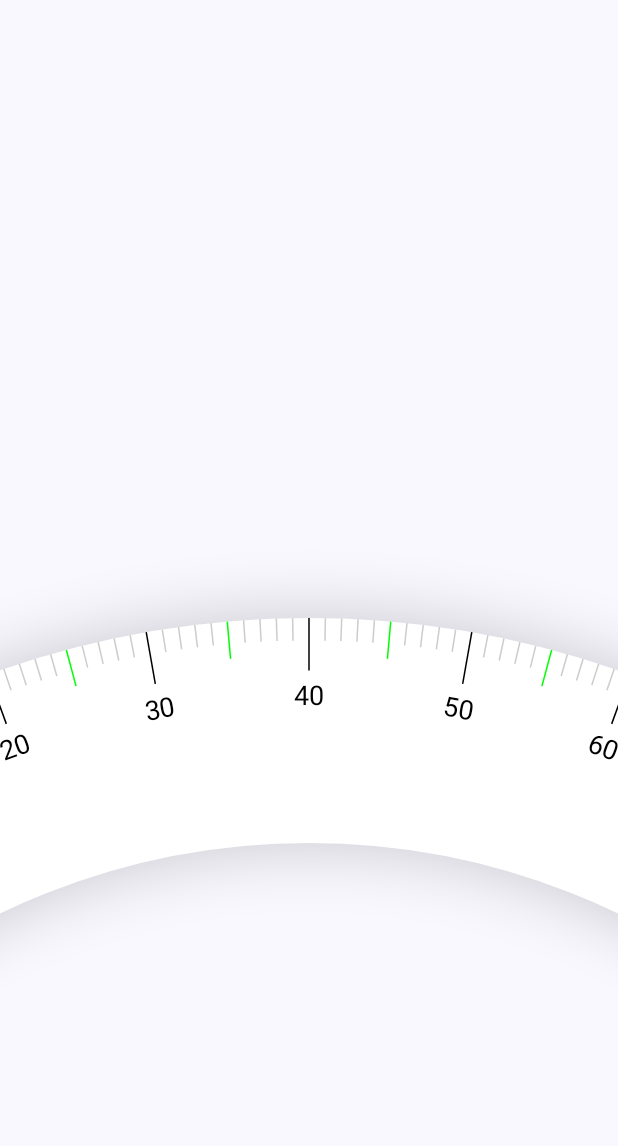
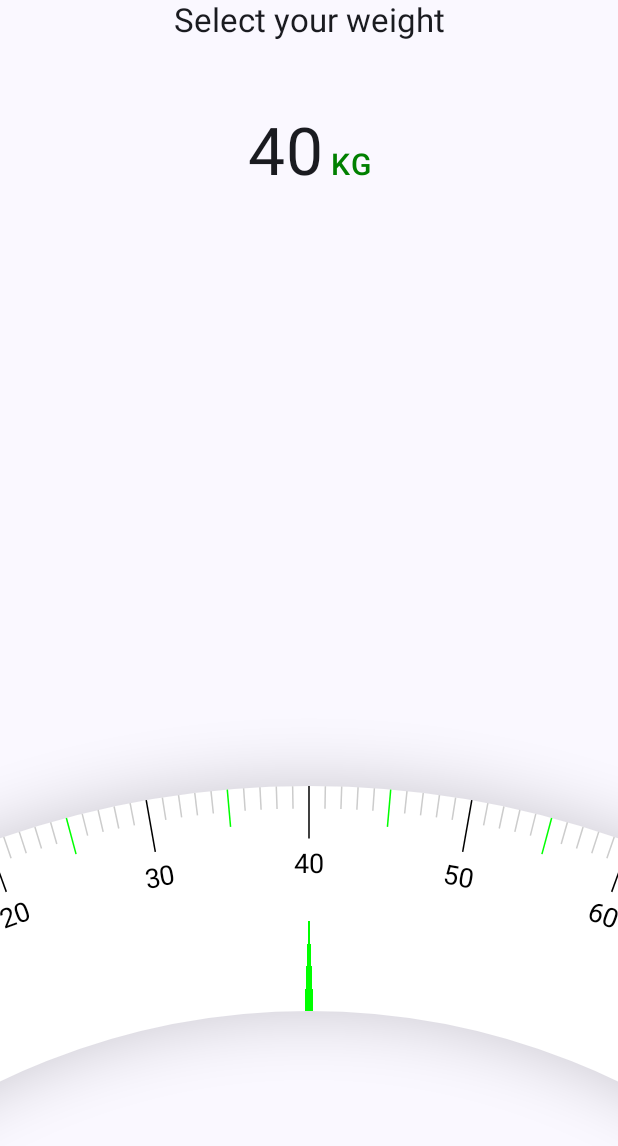
Before and after one commit to devAseemSharma/CanvasComposeMaster, an Android app built with Jetpack Compose: the screen it shows after launch (MainActivity), on a phone screen of 412 x 824 dp. Shown: the top 1146 px of the screen. Run offline under Robolectric (Android 15) with nearby library versions, the phone set to English and light mode, and no system bars.

Commit message:
Added scale canvas

```diff
--- a/app/src/main/java/com/androidace/canvascomposemaster/MainActivity.kt
+++ b/app/src/main/java/com/androidace/canvascomposemaster/MainActivity.kt
@@ -4,20 +4,39 @@ import android.os.Bundle
 import androidx.activity.ComponentActivity
 import androidx.activity.compose.setContent
 import androidx.activity.enableEdgeToEdge
+import androidx.compose.foundation.layout.Arrangement
 import androidx.compose.foundation.layout.Box
+import androidx.compose.foundation.layout.Column
+import androidx.compose.foundation.layout.Spacer
 import androidx.compose.foundation.layout.fillMaxSize
 import androidx.compose.foundation.layout.fillMaxWidth
+import androidx.compose.foundation.layout.height
+import androidx.compose.foundation.layout.heightIn
 import androidx.compose.foundation.layout.padding
+import androidx.compose.material3.MaterialTheme
 import androidx.compose.material3.Scaffold
 import androidx.compose.material3.Text
 import androidx.compose.runtime.Composable
+import androidx.compose.runtime.getValue
+import androidx.compose.runtime.mutableStateOf
+import androidx.compose.runtime.remember
+import androidx.compose.runtime.setValue
 import androidx.compose.ui.Alignment
 import androidx.compose.ui.Modifier
+import androidx.compose.ui.graphics.Color
+import androidx.compose.ui.text.SpanStyle
+import androidx.compose.ui.text.buildAnnotatedString
+import androidx.compose.ui.text.font.FontWeight
+import androidx.compose.ui.text.withStyle
 import androidx.compose.ui.tooling.preview.Preview
 import androidx.compose.ui.unit.dp
+import androidx.compose.ui.unit.sp
+import androidx.core.text.buildSpannedString
 import com.androidace.canvascomposemaster.ui.theme.CanvasComposeMasterTheme
+import com.androidace.canvascomposemaster.ui.theme.DarkGreen
 import com.androidace.canvascomposemaster.weightpicker.Scale
 import com.androidace.canvascomposemaster.weightpicker.ScaleStyle
+import kotlin.math.roundToInt
 
 class MainActivity : ComponentActivity() {
     override fun onCreate(savedInstanceState: Bundle?) {
@@ -25,13 +44,50 @@ class MainActivity : ComponentActivity() {
         enableEdgeToEdge()
         setContent {
             CanvasComposeMasterTheme {
+                val scaleStyle = ScaleStyle(scaleWidth = 150.dp)
+                val initialWeight = 40
+                var selectedWeight by remember { mutableStateOf(initialWeight) }
                 Scaffold(modifier = Modifier.fillMaxSize()) { innerPadding ->
-                    Box(modifier = Modifier.fillMaxSize()) {
+                    Box(
+                        modifier = Modifier
+                            .fillMaxSize()
+                            .padding(innerPadding)
+                    ) {
+                        Column(
+                            horizontalAlignment = Alignment.CenterHorizontally,
+                            verticalArrangement = Arrangement.Center,
+                            modifier = Modifier.align(Alignment.TopCenter)
+                        ) {
+                            val weightSpannedString = buildAnnotatedString {
+                                withStyle(
+                                    style = SpanStyle(
+                                        color = MaterialTheme.colorScheme.onSurface,
+                                        fontSize = 44.sp
+                                    )
+                                ) {
+                                    append("$selectedWeight")
+                                }
+                                withStyle(style = SpanStyle(color = DarkGreen, fontSize = 20.sp, fontWeight = FontWeight.SemiBold)) {
+                                    append(" KG")
+                                }
+                            }
+                            Text("Select your weight", style = MaterialTheme.typography.titleLarge)
+                            Spacer(modifier = Modifier.height(48.dp))
+                            Text(
+                                weightSpannedString
+                            )
+                        }
+
                         Scale(
-                            style = ScaleStyle(scaleWidth = 150.dp),
-                            modifier = Modifier.fillMaxWidth()
-                                .align(Alignment.Center)
-                        ) {  }
+                            style = scaleStyle,
+                            initialWeight = initialWeight,
+                            modifier = Modifier
+                                .fillMaxWidth()
+                                .height(300.dp)
+                                .align(Alignment.BottomCenter)
+                        ) {
+                            selectedWeight = it
+                        }
                     }
                 }
             }
--- a/app/src/main/java/com/androidace/canvascomposemaster/ui/theme/Color.kt
+++ b/app/src/main/java/com/androidace/canvascomposemaster/ui/theme/Color.kt
@@ -9,3 +9,5 @@ val Pink80 = Color(0xFFEFB8C8)
 val Purple40 = Color(0xFF6650a4)
 val PurpleGrey40 = Color(0xFF625b71)
 val Pink40 = Color(0xFF7D5260)
+
+val DarkGreen = Color(0xFF008000)
--- a/app/src/main/java/com/androidace/canvascomposemaster/weightpicker/Scale.kt
+++ b/app/src/main/java/com/androidace/canvascomposemaster/weightpicker/Scale.kt
@@ -1,6 +1,7 @@
 package com.androidace.canvascomposemaster.weightpicker
 
 import androidx.compose.foundation.Canvas
+import androidx.compose.foundation.gestures.detectDragGestures
 import androidx.compose.runtime.Composable
 import androidx.compose.runtime.getValue
 import androidx.compose.runtime.mutableStateOf
@@ -8,12 +9,17 @@ import androidx.compose.runtime.remember
 import androidx.compose.runtime.setValue
 import androidx.compose.ui.Modifier
 import androidx.compose.ui.geometry.Offset
+import androidx.compose.ui.graphics.Path
 import androidx.compose.ui.graphics.nativeCanvas
+import androidx.compose.ui.input.pointer.pointerInput
 import androidx.compose.ui.unit.dp
 import androidx.core.graphics.withRotation
 import kotlin.math.PI
 import kotlin.math.abs
+import kotlin.math.atan
+import kotlin.math.atan2
 import kotlin.math.cos
+import kotlin.math.roundToInt
 import kotlin.math.sin
 
 @Composable
@@ -36,14 +42,50 @@ fun Scale(
     var angle by remember {
         mutableStateOf(0f)
     }
-    Canvas(modifier = modifier) {
+
+    var dragStartedAngle by remember {
+        mutableStateOf(0f)
+    }
+
+    var oldAngle by remember {
+        mutableStateOf(0f)
+    }
+
+    Canvas(modifier = modifier.pointerInput(true) {
+        detectDragGestures(
+            onDragStart = { offset ->
+                dragStartedAngle = -atan2(
+                    y = circleCenter.x - offset.x,
+                    x = circleCenter.y - offset.y
+                ) * (180f / PI.toFloat())
+            },
+            onDragEnd = {
+                oldAngle = angle
+            }
+        ) { change, _ ->
+            val touchAngle = -atan2(
+                y = circleCenter.x - change.position.x,
+                x = circleCenter.y - change.position.y
+            ) * (180f / PI.toFloat())
+
+            val newAngle = oldAngle + (touchAngle - dragStartedAngle)
+
+            angle = newAngle.coerceIn(
+                minimumValue = initialWeight - maxWeight.toFloat(),
+                maximumValue = initialWeight - minWeight.toFloat()
+            )
+
+            onWeightChange((initialWeight - angle).roundToInt())
+        }
+    }) {
         center = this.center
         circleCenter = Offset(center.x, scaleWidth.toPx() / 2f + radius.toPx())
         val outerRadius = radius.toPx() + scaleWidth.toPx() / 2f
         val innerRadius = radius.toPx() - scaleWidth.toPx() / 2f
 
         drawContext.canvas.nativeCanvas.apply {
-            drawCircle(circleCenter.x,
+            drawCircle(
+                circleCenter.x,
                 circleCenter.y,
                 radius.toPx(),
                 android.graphics.Paint().apply {
@@ -110,6 +152,30 @@ fun Scale(
                 end = lineEnd,
                 strokeWidth = 1.dp.toPx()
             )
+
+            val middleTop = Offset(
+                x = circleCenter.x,
+                y = circleCenter.y - innerRadius - style.scaleIndicatorLength.toPx()
+            )
+
+            val bottomLeft = Offset(
+                x = circleCenter.x - 4f,
+                y = circleCenter.y - innerRadius
+            )
+
+            val bottomRight = Offset(
+                x = circleCenter.x + 4f,
+                y = circleCenter.y - innerRadius
+            )
+
+            val indicator = Path().apply {
+                moveTo(middleTop.x, middleTop.y)
+                lineTo(bottomLeft.x, bottomLeft.y)
+                lineTo(bottomRight.x, bottomRight.y)
+                lineTo(middleTop.x, middleTop.y)
+            }
+
+            drawPath(path = indicator, color = style.scaleIndicatorCol0r)
         }
     }
 
```
